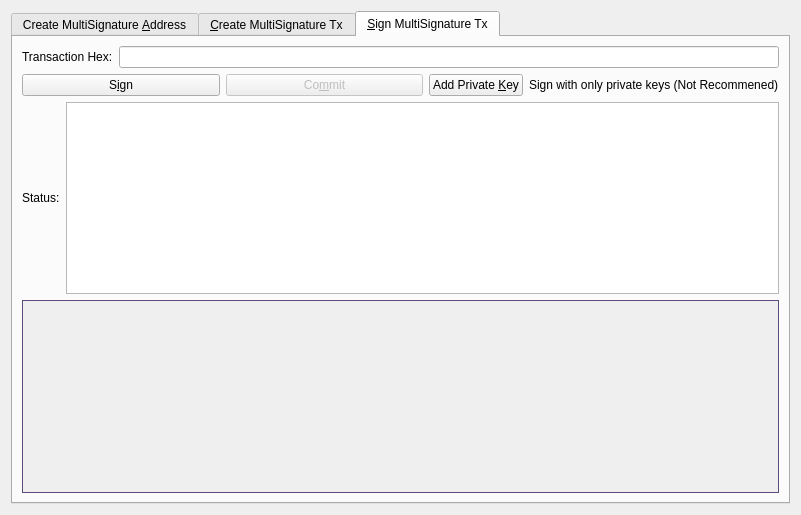
The window that src/qt/forms/multisigdialog.ui (GambleCoin-Project/GambleCoin) describes before a commit, drawn with Qt 5.
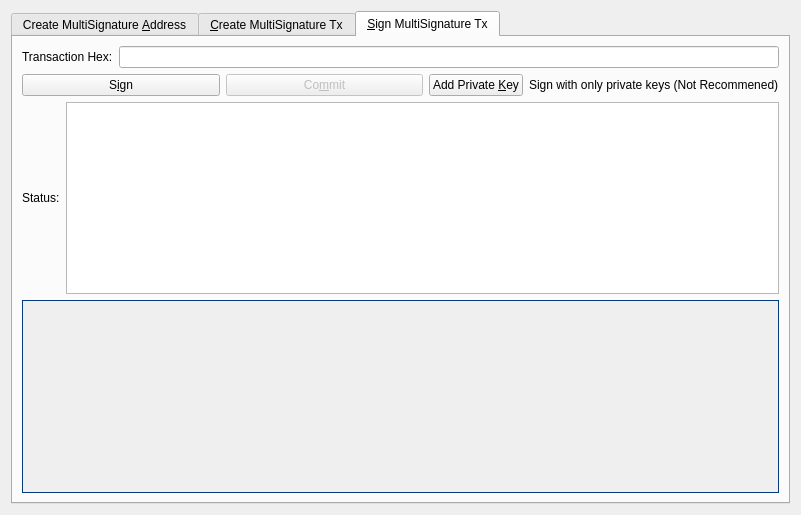
The same window after the commit. The open tabs and pages were chosen to show the change. Icons and pictures are not drawn.

What changed in the file:
```diff
--- a/src/qt/forms/multisigdialog.ui
+++ b/src/qt/forms/multisigdialog.ui
@@ -23,7 +23,7 @@
    <item>
     <widget class="QTabWidget" name="multisigTabWidget">
      <property name="styleSheet">
-      <string notr="true">QScrollArea{border: 1px solid #5b4c7c;}</string>
+      <string notr="true">QScrollArea{border: 1px solid #053a7d;}</string>
      </property>
      <property name="currentIndex">
       <number>1</number>
@@ -593,13 +593,13 @@
      <widget class="QWidget" name="signMultisigTransaction">
       <property name="styleSheet">
        <string notr="true">txScrollArea:{
-	border: 1px solid #5b4c7c;
+	border: 1px solid #053a7d;
 }
 keyScrollArea:{
-	border: 1px solid #5b4c7c;
+	border: 1px solid #053a7d;
 }
 txScrollArea:{
-	border: 1px solid #5b4c7c;
+	border: 1px solid #053a7d;
 }</string>
       </property>
       <attribute name="title">
```
